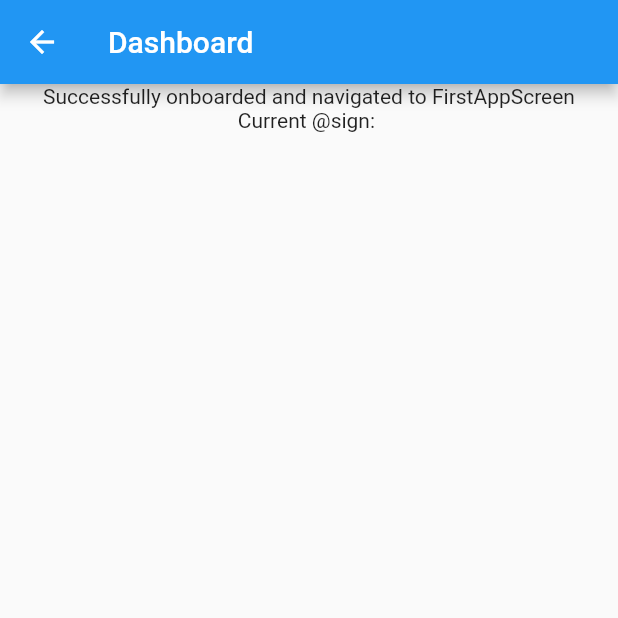
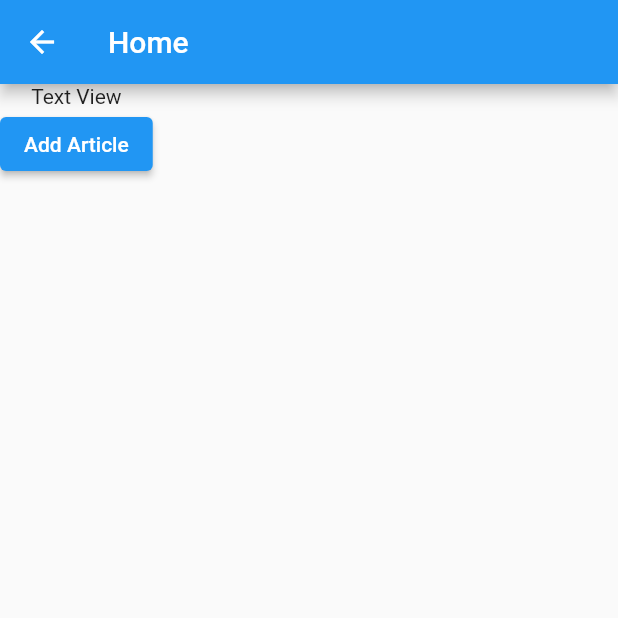
Before and after one commit to katherineelia001/DIY, a Flutter app: the HomeScreen screen opened directly, on a phone screen of 412 x 824 dp, the top half of it. Run offline on Flutter 3.47's test engine with Material 2 defaults, Android fonts, the light colour scheme and no system bars; missing offline and left inert: at_app_flutter, at_client_mobile, at_onboarding_flutter, at_utils.

Commit message:
restructure files and little progress on add article screen

```diff
--- a/lib/main.dart
+++ b/lib/main.dart
@@ -1,5 +1,7 @@
 import 'dart:async';
 
+import 'package:diy/screens/add_article.dart';
+import 'package:diy/screens/home_screen.dart';
 import 'package:flutter/material.dart';
 import 'package:at_client_mobile/at_client_mobile.dart';
 import 'package:at_onboarding_flutter/at_onboarding_flutter.dart'
@@ -43,6 +45,7 @@ class _MyAppState extends State<MyApp> {
   Widget build(BuildContext context) {
     return MaterialApp(
       // * The onboarding screen (first screen)
+      routes: {'/add-guide': (context) => const AddArticle()},
       home: Scaffold(
         appBar: AppBar(
           title: const Text('MyApp'),
@@ -79,31 +82,31 @@ class _MyAppState extends State<MyApp> {
   }
 }
 
-//* The next screen after onboarding (second screen)
-class HomeScreen extends StatelessWidget {
-  const HomeScreen({Key? key}) : super(key: key);
+// //* The next screen after onboarding (second screen)
+// class HomeScreen extends StatelessWidget {
+//   const HomeScreen({Key? key}) : super(key: key);
 
-  @override
-  Widget build(BuildContext context) {
-    /// Get the AtClientManager instance
-    var atClientManager = AtClientManager.getInstance();
+//   @override
+//   Widget build(BuildContext context) {
+//     /// Get the AtClientManager instance
+//     var atClientManager = AtClientManager.getInstance();
 
-    return Scaffold(
-      appBar: AppBar(
-        title: const Text('Dashboard'),
-      ),
-      body: Center(
-        child: Column(
-          children: [
-            const Text(
-                'Successfully onboarded and navigated to FirstAppScreen'),
+//     return Scaffold(
+//       appBar: AppBar(
+//         title: const Text('Dashboard'),
+//       ),
+//       body: Center(
+//         child: Column(
+//           children: [
+//             const Text(
+//                 'Successfully onboarded and navigated to FirstAppScreen'),
 
-            /// Use the AtClientManager instance to get the current atsign
-            Text(
-                'Current @sign: ${atClientManager.atClient.getCurrentAtSign()}'),
-          ],
-        ),
-      ),
-    );
-  }
-}
+//             /// Use the AtClientManager instance to get the current atsign
+//             Text(
+//                 'Current @sign: ${atClientManager.atClient.getCurrentAtSign()}'),
+//           ],
+//         ),
+//       ),
+//     );
+//   }
+// }
--- /dev/null
+++ b/lib/models/article.dart
@@ -0,0 +1,24 @@
+// ignore_for_file: constant_identifier_names
+
+class Article {
+  late String name;
+  late String description;
+  late DateTime date;
+  late Difficulty diff;
+  late List<String> tools;
+  late List<String> steps;
+
+  Article(
+      {required this.name,
+      required this.description,
+      required this.date,
+      required this.diff,
+      required this.tools,
+      required this.steps});
+}
+
+enum Difficulty {
+  Easy,
+  Medium,
+  Hard,
+}
--- /dev/null
+++ b/lib/screens/home_screen.dart
@@ -0,0 +1,29 @@
+import 'package:diy/screens/add_article.dart';
+import 'package:flutter/material.dart';
+
+class HomeScreen extends StatelessWidget {
+  const HomeScreen({Key? key}) : super(key: key);
+
+  @override
+  Widget build(BuildContext context) {
+    return Scaffold(
+      appBar: AppBar(
+        title: const Text('Home'),
+      ),
+      body: Column(
+        children: [
+          Text("Text View"),
+          ElevatedButton(
+              onPressed: () => {
+                    Navigator.push(
+                      context,
+                      MaterialPageRoute(
+                          builder: (context) => const AddArticle()),
+                    )
+                  },
+              child: const Text("Add Article")),
+        ],
+      ),
+    );
+  }
+}
--- /dev/null
+++ b/lib/widgets/article_card.dart
@@ -0,0 +1 @@
+// TODO
--- /dev/null
+++ b/lib/widgets/drawer.dart
@@ -0,0 +1 @@
+// TODO
```
Also changed, not shown: lib/screens/add_article.dart (added, +70 -0 lines), lib/screens/search_article.dart (added), pubspec.lock.
